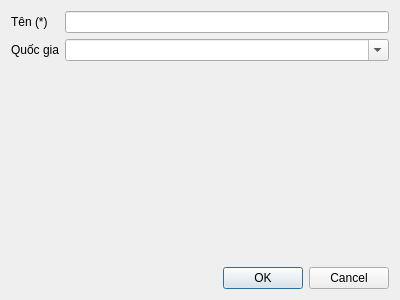
Old version of the form app/view/dialog/dlgethnic.ui in the repository emtrai/hrm_monastery.
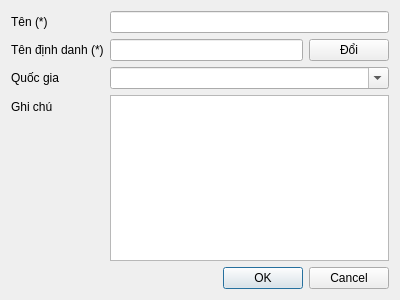
New version of the form.

Commit message: temp dir, unload, order by name, dlgethnic, etc.

Diff of the .ui file:
```diff
--- a/app/view/dialog/dlgethnic.ui
+++ b/app/view/dialog/dlgethnic.ui
@@ -26,20 +26,55 @@
      <item row="0" column="1">
       <widget class="QLineEdit" name="txtName"/>
      </item>
-     <item row="1" column="0">
+     <item row="2" column="0">
       <widget class="QLabel" name="label_2">
        <property name="text">
         <string>Quốc gia</string>
        </property>
       </widget>
      </item>
-     <item row="1" column="1">
+     <item row="2" column="1">
       <widget class="QComboBox" name="cbCountry">
        <property name="editable">
         <bool>true</bool>
        </property>
       </widget>
      </item>
+     <item row="1" column="0">
+      <widget class="QLabel" name="label_3">
+       <property name="text">
+        <string>Tên định danh (*)</string>
+       </property>
+      </widget>
+     </item>
+     <item row="1" column="1">
+      <layout class="QHBoxLayout" name="horizontalLayout">
+       <item>
+        <widget class="QLineEdit" name="txtNameId">
+         <property name="readOnly">
+          <bool>true</bool>
+         </property>
+        </widget>
+       </item>
+       <item>
+        <widget class="QPushButton" name="txtChange">
+         <property name="text">
+          <string>Đổi</string>
+         </property>
+        </widget>
+       </item>
+      </layout>
+     </item>
+     <item row="3" column="1">
+      <widget class="QPlainTextEdit" name="txtRemark"/>
+     </item>
+     <item row="3" column="0">
+      <widget class="QLabel" name="label_4">
+       <property name="text">
+        <string>Ghi chú</string>
+       </property>
+      </widget>
+     </item>
     </layout>
    </item>
    <item>
```
The commit also changes 95 other files.
